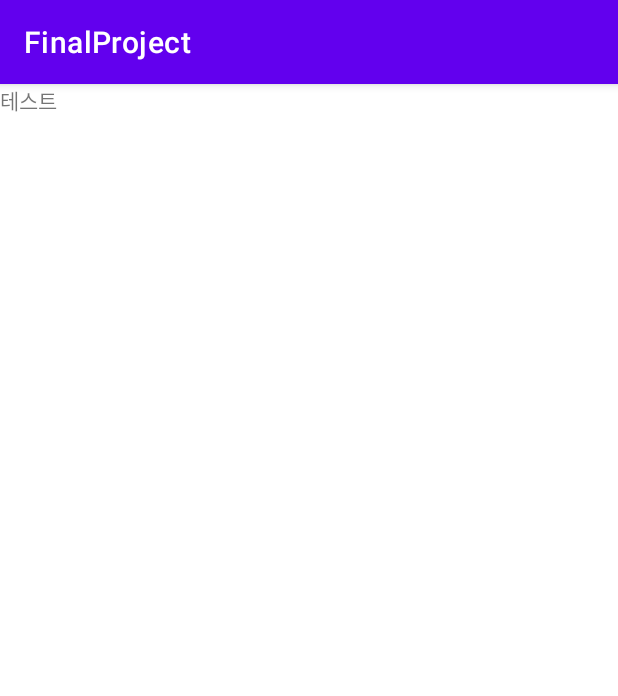
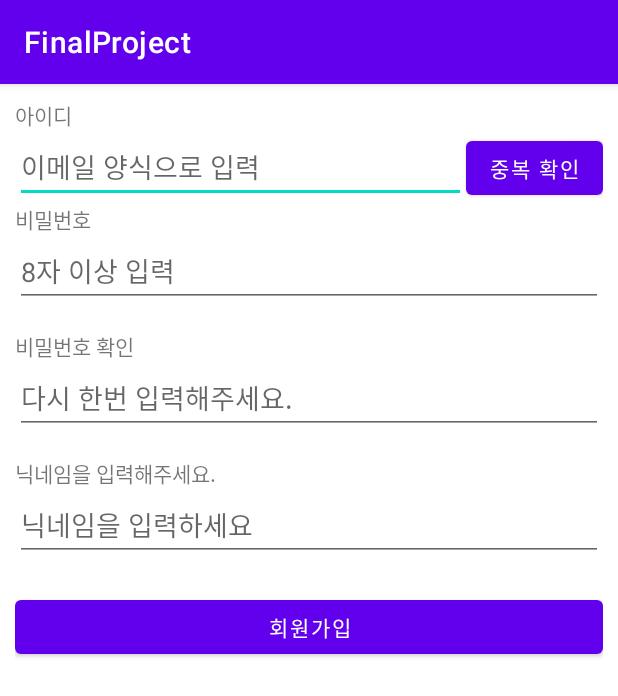
Before and after one commit to sbs0516/FinalProject, an Android app: the SignUpActivity screen opened directly, with no data from a screen before it, on a phone screen of 412 x 824 dp. Shown: the top 696 px of the screen. Run offline under Robolectric (Android 15) with nearby library versions, the phone set to English and light mode, and no system bars; our stand-ins replace data binding.

Commit message:
회원가입 화면에 닉네임 추가

```diff
--- a/app/src/main/res/layout/activity_sign_up.xml
+++ b/app/src/main/res/layout/activity_sign_up.xml
@@ -7,12 +7,87 @@
     <LinearLayout
         android:layout_width="match_parent"
         android:layout_height="match_parent"
+        android:padding="10dp"
         android:orientation="vertical" >
 
         <TextView
             android:layout_width="wrap_content"
             android:layout_height="wrap_content"
-            android:text="테스트" />
+            android:text="아이디" />
+
+        <LinearLayout
+            android:layout_width="match_parent"
+            android:layout_height="wrap_content"
+            android:orientation="horizontal" >
+
+            <EditText
+                android:layout_width="match_parent"
+                android:layout_height="wrap_content"
+                android:layout_weight="1"
+                android:hint="이메일 양식으로 입력"
+                android:inputType="textEmailAddress"/>
+
+            <Button
+                android:layout_width="wrap_content"
+                android:layout_height="wrap_content"
+                android:text="중복 확인" />
+
+        </LinearLayout>
+
+        <LinearLayout
+            android:layout_width="match_parent"
+            android:layout_height="wrap_content"
+            android:orientation="vertical" >
+
+            <TextView
+                android:layout_width="wrap_content"
+                android:layout_height="wrap_content"
+                android:text="비밀번호" />
+
+
+            <EditText
+                android:layout_width="match_parent"
+                android:layout_height="wrap_content"
+                android:layout_weight="1"
+                android:hint="8자 이상 입력"
+                android:inputType="textEmailAddress"/>
+
+            <TextView
+                android:layout_width="wrap_content"
+                android:layout_height="wrap_content"
+                android:layout_marginTop="15dp"
+                android:text="비밀번호 확인" />
+
+            <EditText
+                android:layout_width="match_parent"
+                android:layout_height="wrap_content"
+                android:layout_weight="1"
+                android:hint="다시 한번 입력해주세요."
+                android:inputType="textEmailAddress"/>
+
+            <TextView
+                android:layout_width="wrap_content"
+                android:layout_height="wrap_content"
+                android:layout_marginTop="15dp"
+                android:text="닉네임을 입력해주세요."/>
+
+            <EditText
+                android:id="@+id/nicknameEdt"
+                android:layout_width="match_parent"
+                android:layout_height="wrap_content"
+                android:hint="닉네임을 입력하세요"
+                android:singleLine="true"
+                android:inputType="textPassword" />
+
+        </LinearLayout>
+
+        <Button
+            android:layout_width="match_parent"
+            android:layout_height="wrap_content"
+            android:layout_marginTop="20dp"
+            android:text="회원가입" />
+
+
 
     </LinearLayout>
 
```
